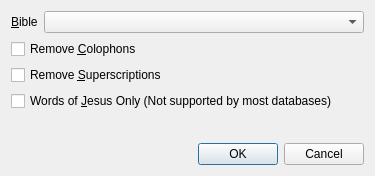
The window that programs/ELSSearch/ELSBibleDatabaseSelectDlg.ui (dewhisna/KingJamesPureBibleSearch) describes before a commit, drawn with Qt 5.
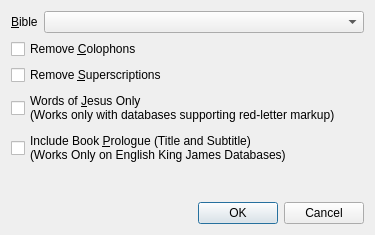
The same window after the commit.

```diff
--- a/programs/ELSSearch/ELSBibleDatabaseSelectDlg.ui
+++ b/programs/ELSSearch/ELSBibleDatabaseSelectDlg.ui
@@ -7,7 +7,7 @@
     <x>0</x>
     <y>0</y>
     <width>375</width>
-    <height>176</height>
+    <height>235</height>
    </rect>
   </property>
   <property name="windowTitle">
@@ -55,7 +55,16 @@
    <item>
     <widget class="QCheckBox" name="chkWordsOfJesusOnly">
      <property name="text">
-      <string>Words of &amp;Jesus Only (Not supported by most databases)</string>
+      <string>Words of &amp;Jesus Only
+(Works only with databases supporting red-letter markup)</string>
+     </property>
+    </widget>
+   </item>
+   <item>
+    <widget class="QCheckBox" name="chkIncludeBookPrologue">
+     <property name="text">
+      <string>Include Book &amp;Prologue (Title and Subtitle)
+(Works Only on English King James Databases)</string>
      </property>
     </widget>
    </item>
@@ -67,7 +76,7 @@
      <property name="sizeHint" stdset="0">
       <size>
        <width>20</width>
-       <height>7</height>
+       <height>0</height>
       </size>
      </property>
     </spacer>
```
